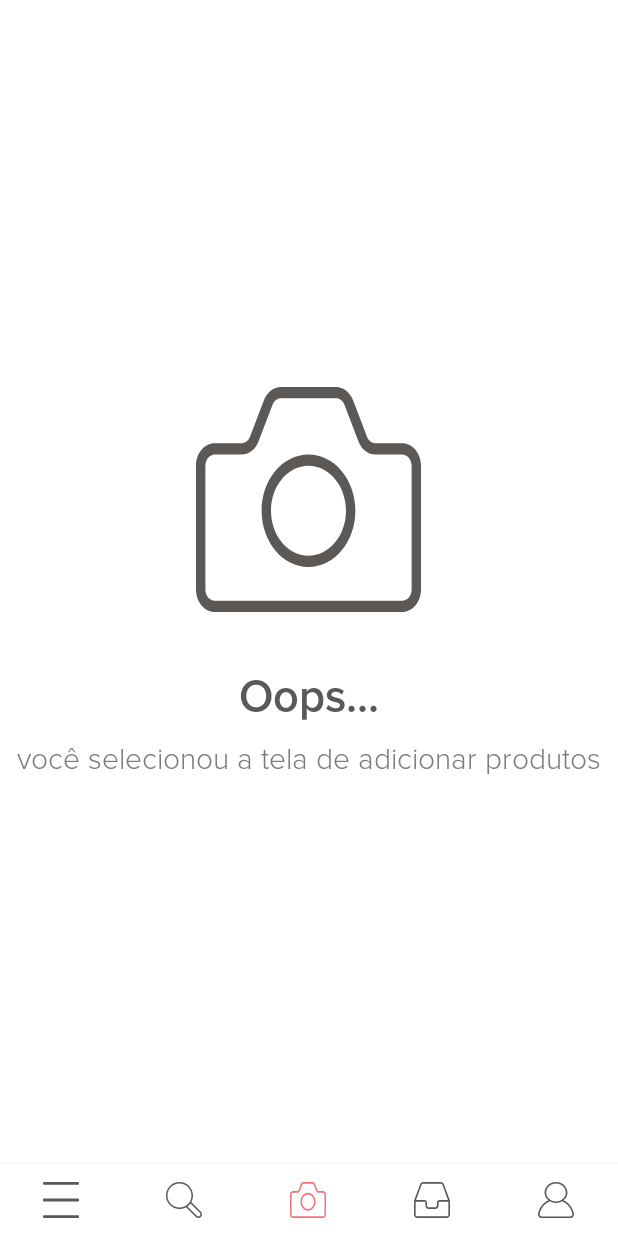
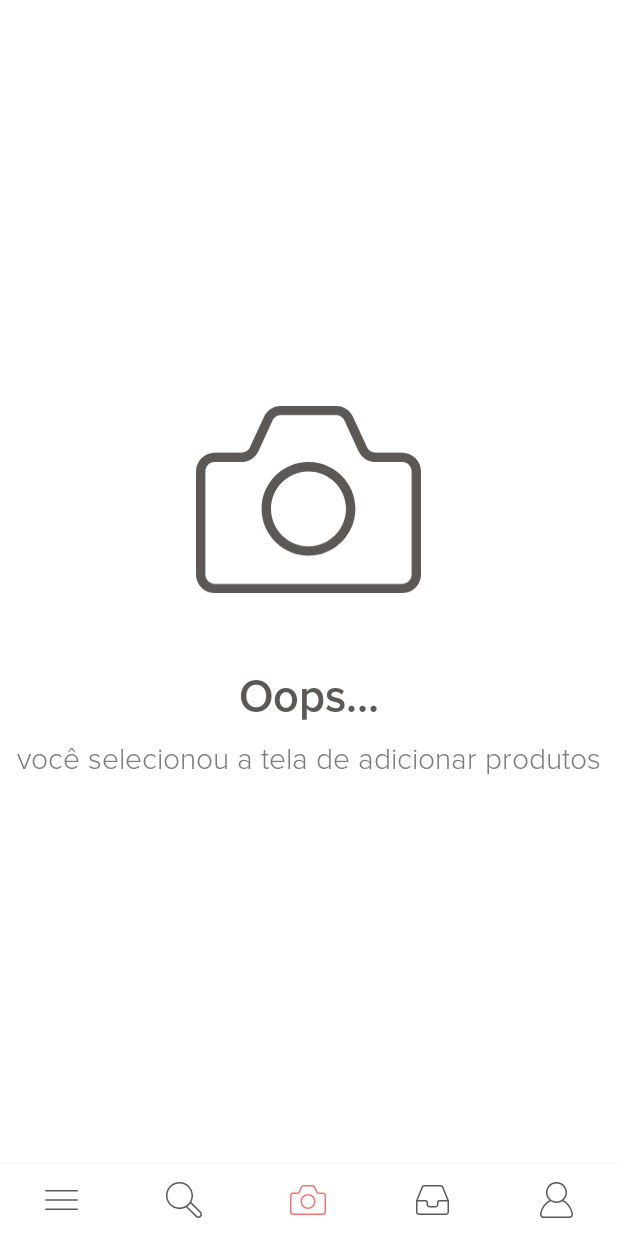
Before and after one commit to ratsilva/EnjoeiChallenge, an Android app: the screen it shows after launch (MainActivity), item 3 of the bottom bar chosen, on a phone screen of 412 x 824 dp. Run offline under Robolectric (Android 15) with nearby library versions, the phone set to English and light mode, and no system bars; our stand-ins replace ButterKnife; libraries missing offline, so code that uses them is left out: com.cloudinary, com.cloudinary.android; 1 statement that could not run was skipped.

Commit message:
- Corrigindo bug ao listar fotos dos produtos na listagem - Inserindo clique na foto para abrir a tela de detalhe do produto passando como parametro idproduto e iduser - Pegando os parametros na tela de detalhe de produto - Corrigindo layouts dos ícones gerados a partir dos svgs - Corrigindo layout do header na listagem de produtos

```diff
--- a/app/src/main/java/br/com/enjoeichallenge/models/SQLiteManager_Product.java
+++ b/app/src/main/java/br/com/enjoeichallenge/models/SQLiteManager_Product.java
@@ -233,7 +233,7 @@ public class SQLiteManager_Product extends SQLiteManager implements SQLiteManage
                     ProductPhoto productPhoto = (ProductPhoto) pp;
                     Photo p2 = new Photo();
 
-                    p2.setId(productPhoto.getIdproduct());
+                    p2.setId(productPhoto.getIdphoto());
                     p2 = (Photo) sqlPhoto.select(p2);
                     photos.add(p2);
                 }
--- a/app/src/main/res/drawable/ic_camera.xml
+++ b/app/src/main/res/drawable/ic_camera.xml
@@ -1,4 +1,4 @@
-<vector android:height="24dp" android:viewportHeight="20"
+<vector android:height="20dp" android:viewportHeight="20"
     android:viewportWidth="24" android:width="24dp" xmlns:android="http://schemas.android.com/apk/res/android">
 
     <path
--- a/app/src/main/res/drawable/ic_home.xml
+++ b/app/src/main/res/drawable/ic_home.xml
@@ -1,5 +1,5 @@
-<vector android:height="24dp" android:viewportHeight="13"
-    android:viewportWidth="22" android:width="24dp" xmlns:android="http://schemas.android.com/apk/res/android">
+<vector android:height="13dp" android:viewportHeight="13"
+    android:viewportWidth="22" android:width="22dp" xmlns:android="http://schemas.android.com/apk/res/android">
 
     <path android:fillColor="@color/ic_selector_color" android:fillType="evenOdd"
         android:pathData="M21.5,6L0.5,6C0.224,6 0,6.224 0,6.5C0,6.776 0.224,7 0.5,7L21.5,7C21.776,7 22,6.776 22,6.5C22,6.224 21.776,6 21.5,6"
--- a/app/src/main/res/drawable/ic_mail.xml
+++ b/app/src/main/res/drawable/ic_mail.xml
@@ -1,5 +1,5 @@
-<vector android:height="24dp" android:viewportHeight="20"
-    android:viewportWidth="22" android:width="24dp" xmlns:android="http://schemas.android.com/apk/res/android">
+<vector android:height="20dp" android:viewportHeight="20"
+    android:viewportWidth="22" android:width="22dp" xmlns:android="http://schemas.android.com/apk/res/android">
     <path android:fillColor="@color/ic_selector_color" android:fillType="evenOdd"
         android:pathData="M21,18C21,18.551 20.552,19 20,19L2,19C1.448,19 1,18.551 1,18L1,11L6.5,11C6.775,11 7,11.224 7,11.5L7,13C7,14.103 7.897,15 9,15L13,15C14.103,15 15,14.103 15,13L15,11.5C15,11.224 15.225,11 15.5,11L21,11L21,18ZM4.633,1.684C4.769,1.275 5.15,1 5.581,1L16.419,1C16.85,1 17.231,1.275 17.379,1.715L20.756,10L15.5,10C14.673,10 14,10.673 14,11.5L14,13C14,13.551 13.552,14 13,14L9,14C8.448,14 8,13.551 8,13L8,11.5C8,10.673 7.327,10 6.5,10L1.244,10L4.633,1.684ZM22,10.506L22,10.5C22,10.464 21.987,10.433 21.98,10.399C21.974,10.37 21.975,10.34 21.963,10.311L21.961,10.306C21.961,10.306 21.961,10.305 21.96,10.305L18.316,1.368C18.044,0.55 17.281,0 16.419,0L5.581,0C4.719,0 3.956,0.55 3.695,1.337L0.04,10.305C0.039,10.305 0.039,10.306 0.039,10.306L0.037,10.311C0.025,10.34 0.026,10.37 0.02,10.399C0.013,10.433 0,10.464 0,10.5L0,10.506C0,10.506 0,10.506 0,10.507L0,18C0,19.103 0.897,20 2,20L20,20C21.103,20 22,19.103 22,18L22,10.507L22,10.506L22,10.506Z"
         android:strokeColor="#00000000" android:strokeWidth="1"/>
--- a/app/src/main/res/drawable/ic_share.xml
+++ b/app/src/main/res/drawable/ic_share.xml
@@ -1,5 +1,5 @@
-<vector android:height="24dp" android:viewportHeight="19"
-    android:viewportWidth="16" android:width="24dp" xmlns:android="http://schemas.android.com/apk/res/android">
+<vector android:height="19dp" android:viewportHeight="19"
+    android:viewportWidth="16" android:width="16dp" xmlns:android="http://schemas.android.com/apk/res/android">
     <path android:fillColor="#5B5855" android:fillType="evenOdd"
         android:pathData="M14,17m-2,0a2,2 0,1 1,4 0a2,2 0,1 1,-4 0"
         android:strokeColor="#00000000" android:strokeWidth="1"/>
--- a/app/src/main/res/drawable/ic_user.xml
+++ b/app/src/main/res/drawable/ic_user.xml
@@ -1,5 +1,5 @@
 <vector android:height="24dp" android:viewportHeight="24"
-    android:viewportWidth="22" android:width="24dp" xmlns:android="http://schemas.android.com/apk/res/android">
+    android:viewportWidth="22" android:width="22dp" xmlns:android="http://schemas.android.com/apk/res/android">
     <path android:fillColor="@color/ic_selector_color" android:fillType="evenOdd"
         android:pathData="M20.6678,22.511C20.4048,22.822 20.0208,23 19.6148,23L2.3848,23C1.9788,23 1.5948,22.822 1.3318,22.511C1.0648,22.196 0.9508,21.781 1.0198,21.372C1.6588,17.551 4.0438,14.332 7.2568,12.905C8.3408,13.595 9.6228,14 10.9998,14C12.3768,14 13.6588,13.595 14.7428,12.905C17.9558,14.332 20.3408,17.551 20.9798,21.371C21.0488,21.781 20.9348,22.196 20.6678,22.511M4.9998,7C4.9998,3.692 7.6908,1 10.9998,1C14.3088,1 16.9998,3.692 16.9998,7C16.9998,10.309 14.3088,13 10.9998,13C7.6908,13 4.9998,10.309 4.9998,7M21.9668,21.206C21.3038,17.251 18.8978,13.896 15.6298,12.236C17.0798,10.953 17.9998,9.084 17.9998,7C17.9998,3.141 14.8598,0 10.9998,0C7.1398,0 3.9998,3.141 3.9998,7C3.9998,9.084 4.9198,10.953 6.3698,12.236C3.1018,13.896 0.6958,17.251 0.0328,21.207C-0.0832,21.907 0.1118,22.617 0.5688,23.157C1.0218,23.693 1.6848,24 2.3848,24L19.6148,24C20.3148,24 20.9778,23.693 21.4308,23.157C21.8878,22.617 22.0838,21.907 21.9668,21.206"
         android:strokeColor="#00000000" android:strokeWidth="1"/>
--- a/app/src/main/res/layout/fragment_productlist.xml
+++ b/app/src/main/res/layout/fragment_productlist.xml
@@ -11,7 +11,7 @@
     <androidx.swiperefreshlayout.widget.SwipeRefreshLayout
         android:id="@+id/fragment_productlist_swipelayout"
         android:layout_width="match_parent"
-        android:layout_height="match_parent">
+        android:layout_height="wrap_content">
 
         <androidx.recyclerview.widget.RecyclerView
             android:id="@+id/fragment_productlist_recyclerview"
--- a/app/src/main/res/layout/fragment_productlist_header.xml
+++ b/app/src/main/res/layout/fragment_productlist_header.xml
@@ -14,6 +14,8 @@
         android:id="@+id/fragment_productlist_header_banner"
         android:layout_width="wrap_content"
         android:layout_height="wrap_content"
+        android:scaleType="fitXY"
+        android:adjustViewBounds="true"
         android:src="@drawable/banner"/>
 
 </LinearLayout>
--- a/app/src/main/res/values/colors.xml
+++ b/app/src/main/res/values/colors.xml
@@ -11,7 +11,7 @@
     <color name="divider">#F4F2F0</color>
     <color name="card_border">#CAC5BF</color>
 
-    <!-- ErrorFragment -->
+    <!-- ErrorView -->
     <color name="btn_border_color">#EDEAE8</color>
     <color name="btn_text_color">#F77274</color>
 
--- a/app/src/main/res/values/dimens.xml
+++ b/app/src/main/res/values/dimens.xml
@@ -1,7 +1,7 @@
 <resources>
     <dimen name="fab_margin">16dp</dimen>
 
-    <!-- ErrorFragment -->
+    <!-- ErrorView -->
     <dimen name="btn_corner">3dp</dimen>
 
 </resources>
--- a/app/src/main/res/values/strings.xml
+++ b/app/src/main/res/values/strings.xml
@@ -7,7 +7,7 @@
     <string name="fragment_default_title">Oops...</string>
 
 
-    <!-- ErrorFragment -->
+    <!-- ErrorView -->
     <string name="fragment_error_title">turbulências na rede</string>
     <string name="fragment_error_msg">nosso cyber voo tá chacoalhando.\ndê uma checada na sua internet pra continuar com a gente :P</string>
     <string name="fragment_error_btn">tentar de novo</string>
```
Also changed, not shown: app/src/main/java/br/com/enjoeichallenge/adapters/ProductListAdapter.java (+17 -0 lines), app/src/main/java/br/com/enjoeichallenge/views/activities/MainActivity.java (+0 -8 lines), app/src/main/java/br/com/enjoeichallenge/views/activities/ProductActivity.java (+13 -1 lines), app/src/main/java/br/com/enjoeichallenge/views/fragments/ErrorFragment.java (deleted, +0 -53 lines), app/src/main/res/drawable/ic_like.xml (+1 -1 lines), app/src/main/res/layout/activity_product.xml (+8 -15 lines).
